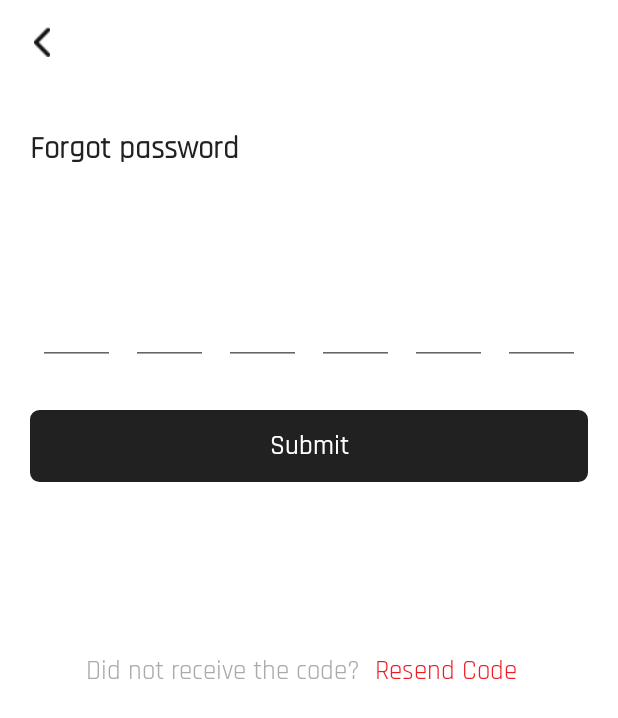
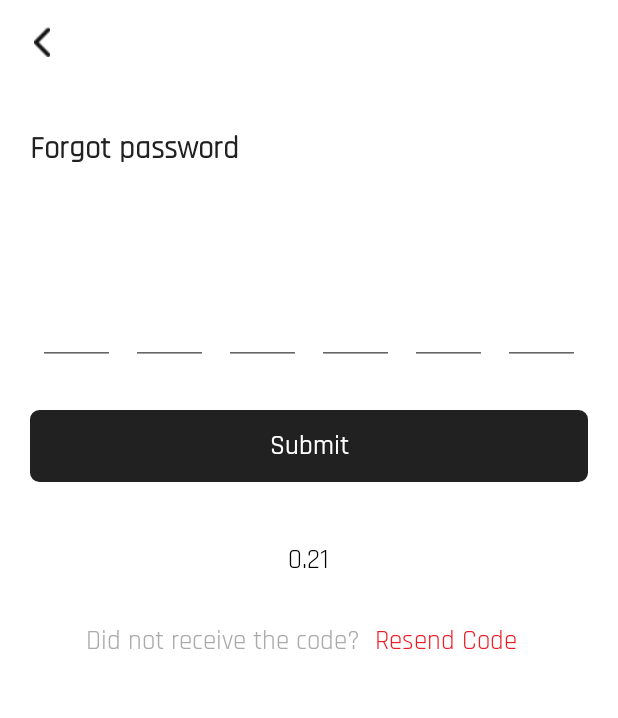
Before and after one commit to Adengs/Sitepat, an Android app: the layout activity_forgot_password_verification.xml on its own in the app's theme, with its tools: preview values and no code run, on a phone screen of 412 x 824 dp. Shown: the top 718 px of the screen. Run offline under Robolectric (Android 15) with nearby library versions, the phone set to English and light mode, and no system bars; network calls fail.

Commit message:
add layout aboutus

```diff
--- a/app/build.gradle
+++ b/app/build.gradle
@@ -48,8 +48,9 @@ dependencies {
     implementation 'com.google.android.material:material:1.3.0'
 
     implementation 'com.jakewharton:butterknife:10.2.1'
+//    annotationProcessor 'com.jakewharton:butterknife-compiler:10.2.1'
+    kapt 'com.jakewharton:butterknife-compiler:10.2.1'
     implementation "org.jetbrains.kotlin:kotlin-stdlib:$kotlin_version"
-    annotationProcessor 'com.jakewharton:butterknife-compiler:10.2.1'
     implementation 'com.squareup.picasso:picasso:2.71828'
     implementation 'com.google.code.gson:gson:2.8.6'
     implementation 'com.squareup.retrofit2:retrofit:2.8.1'
--- a/app/src/main/res/layout/activity_about_as.xml
+++ b/app/src/main/res/layout/activity_about_us.xml
@@ -4,7 +4,9 @@
     xmlns:tools="http://schemas.android.com/tools"
     android:layout_width="match_parent"
     android:layout_height="match_parent"
-    tools:context=".page.about_us.AboutAsActivity">
+    android:fitsSystemWindows="true"
+    android:focusable="true"
+    android:focusableInTouchMode="true">
 
     <LinearLayout
         android:id="@+id/toolbar"
--- a/app/src/main/res/layout/activity_forgot_password_verification.xml
+++ b/app/src/main/res/layout/activity_forgot_password_verification.xml
@@ -210,18 +210,18 @@
                     android:id="@+id/tv_time"
                     android:layout_width="wrap_content"
                     android:layout_height="wrap_content"
-                    android:textSize="14sp"
-                    android:fontFamily="@font/poppins_regular"
+                    android:textSize="@dimen/_14ssp"
+                    android:fontFamily="@font/rajdhani_regular"
                     android:textColor="@color/black"
-                    android:text=""/>
+                    android:text="0.21"/>
 
-                <androidx.appcompat.widget.AppCompatTextView
-                    android:layout_width="wrap_content"
-                    android:layout_height="wrap_content"
-                    android:padding="10dp"
-                    android:textSize="14sp"
-                    android:fontFamily="@font/poppins_regular"
-                    android:textColor="@color/red_text"/>
+<!--                <ProgressBar-->
+<!--                    android:id="@+id/barTimer"-->
+<!--                    style="?android:attr/progressBarStyleHorizontal"-->
+<!--                    android:layout_width="20dp"-->
+<!--                    android:layout_height="20dp"-->
+<!--                    android:layout_marginStart="10dp"-->
+<!--                    android:progressDrawable="@drawable/circular_progress_bar" />-->
             </LinearLayout>
 
         </RelativeLayout>
```
Also changed, not shown: app/src/main/AndroidManifest.xml (+7 -13 lines), app/src/main/java/com/codelabs/dokter_mobil_customer/page/about/AboutUsActivity.kt (added, +31 -0 lines), app/src/main/java/com/codelabs/dokter_mobil_customer/page/main/MainActivity.java (+19 -7 lines). Lines whose indentation alone changed are shown as unchanged.
